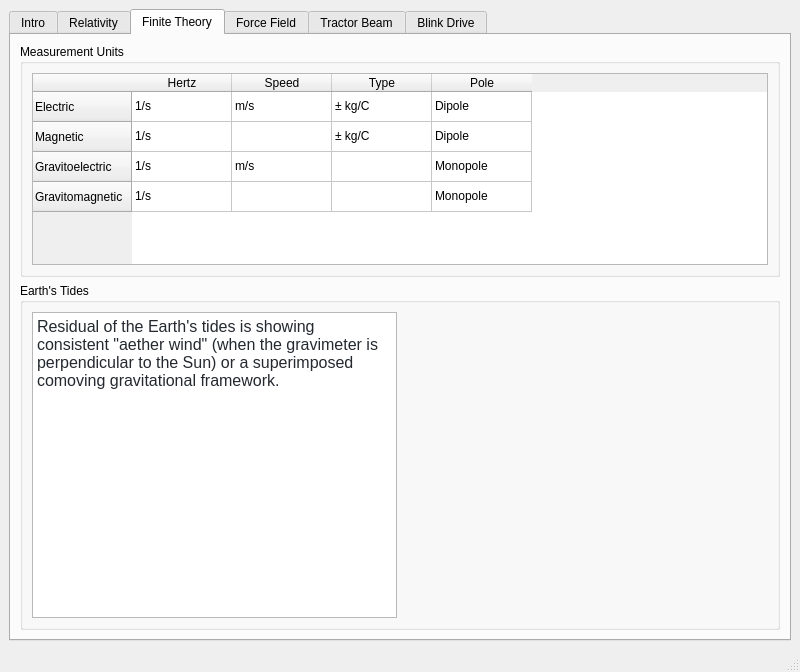
Above: mainwindow.ui from philippeb8/ft-gem before the change. Below: the same form after it.
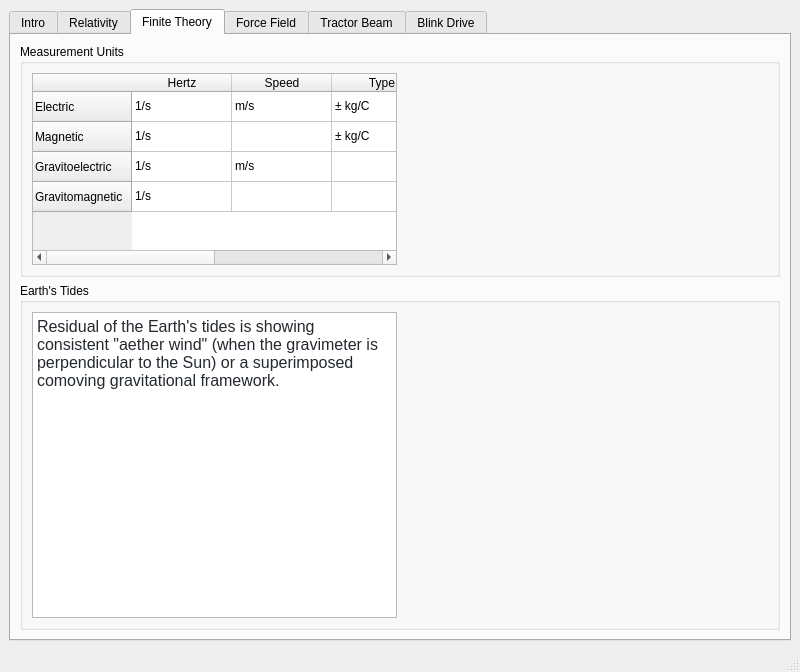
That is the form after the change. The open tabs and pages were chosen to show the change. Custom widgets are drawn as their Qt base class.

Commit message: Added picture of dipole charges.

Patch:
```diff
--- a/mainwindow.ui
+++ b/mainwindow.ui
@@ -152,7 +152,7 @@
            <item>
             <widget class="QTableWidget" name="tableWidget_2">
              <property name="sizePolicy">
-              <sizepolicy hsizetype="Expanding" vsizetype="Preferred">
+              <sizepolicy hsizetype="Preferred" vsizetype="Preferred">
                <horstretch>0</horstretch>
                <verstretch>0</verstretch>
               </sizepolicy>
@@ -279,6 +279,9 @@
              </item>
             </widget>
            </item>
+           <item>
+            <widget class="ImageViewer" name="dipole_1" native="true"/>
+           </item>
           </layout>
          </widget>
         </item>
```
The commit also changes 3 other files.
